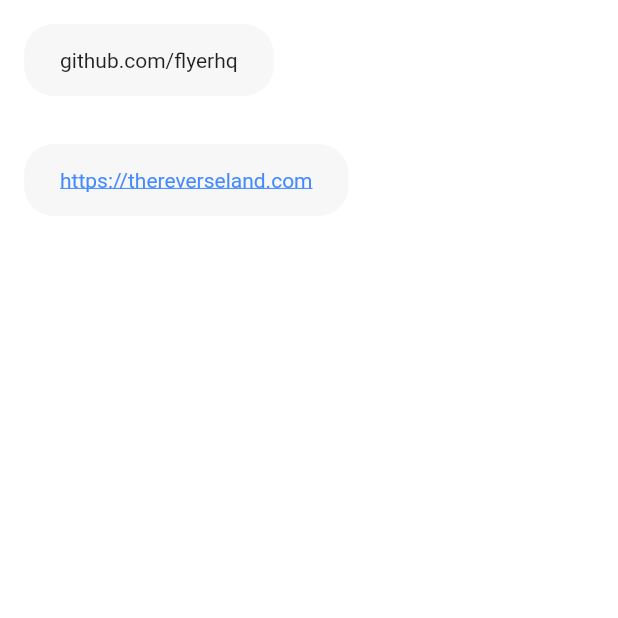
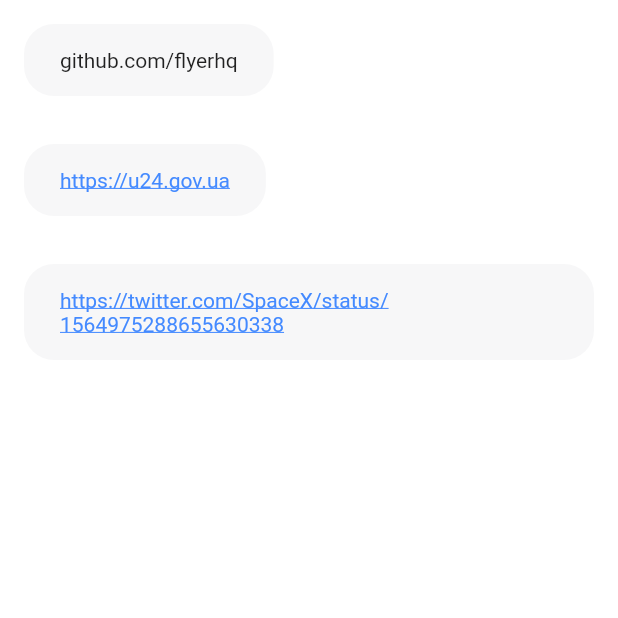
Before and after one commit to flyerhq/flutter_link_previewer, a Flutter app: the screen it shows after launch, on a phone screen of 412 x 824 dp, the top half of it. Run offline on Flutter 3.47's test engine with Material 2 defaults, Android fonts, the phone set to English and light mode, and no system bars; drawn by our look-alikes of flutter_linkify; our stand-ins replace flutter_chat_types; missing offline and left inert: linkify; network calls fail.

Commit message:
Update to Flutter 3.3.3

```diff
--- a/example/lib/main.dart
+++ b/example/lib/main.dart
@@ -29,7 +29,8 @@ class _MyHomePageState extends State<MyHomePage> {
 
   List<String> get urls => const [
         'github.com/flyerhq',
-        'https://thereverseland.com',
+        'https://u24.gov.ua',
+        'https://twitter.com/SpaceX/status/1564975288655630338',
       ];
 
   @override
--- a/lib/src/utils.dart
+++ b/lib/src/utils.dart
@@ -160,6 +160,7 @@ Future<String> _getBiggestImageUrl(
 Future<PreviewData> getPreviewData(
   String text, {
   String? proxy,
+  Duration? requestTimeout,
   String? userAgent,
 }) async {
   const previewData = PreviewData();
@@ -193,8 +194,9 @@ Future<PreviewData> getPreviewData(
     }
     previewDataUrl = _calculateUrl(url, proxy);
     final uri = Uri.parse(previewDataUrl);
-    final response = await http
-        .get(uri, headers: {if (userAgent != null) 'User-Agent': userAgent});
+    final response = await http.get(uri, headers: {
+      'User-Agent': userAgent ?? 'WhatsApp/2',
+    }).timeout(requestTimeout ?? const Duration(seconds: 5));
     final document = parser.parse(utf8.decode(response.bodyBytes));
 
     final imageRegexp = RegExp(regexImageContentType);
--- a/lib/src/widgets/link_preview.dart
+++ b/lib/src/widgets/link_preview.dart
@@ -30,6 +30,7 @@ class LinkPreview extends StatefulWidget {
     this.openOnPreviewTitleTap = false,
     this.padding,
     required this.previewData,
+    this.requestTimeout,
     required this.text,
     this.textStyle,
     this.textWidget,
@@ -88,6 +89,9 @@ class LinkPreview extends StatefulWidget {
   /// Pass saved [PreviewData] here so [LinkPreview] would not fetch preview
   /// data again
   final PreviewData? previewData;
+
+  /// Request timeout after which the request will be cancelled. Defaults to 5 seconds.
+  final Duration? requestTimeout;
 
   /// Text used for parsing.
   final String text;
@@ -299,6 +303,7 @@ class _LinkPreviewState extends State<LinkPreview>
     final previewData = await getPreviewData(
       text,
       proxy: widget.corsProxy,
+      requestTimeout: widget.requestTimeout,
       userAgent: widget.userAgent,
     );
     _handlePreviewDataFetched(previewData);
```
Also changed, not shown: example/pubspec.yaml (+6 -4 lines), pubspec.yaml (+10 -10 lines), 20 other files.
